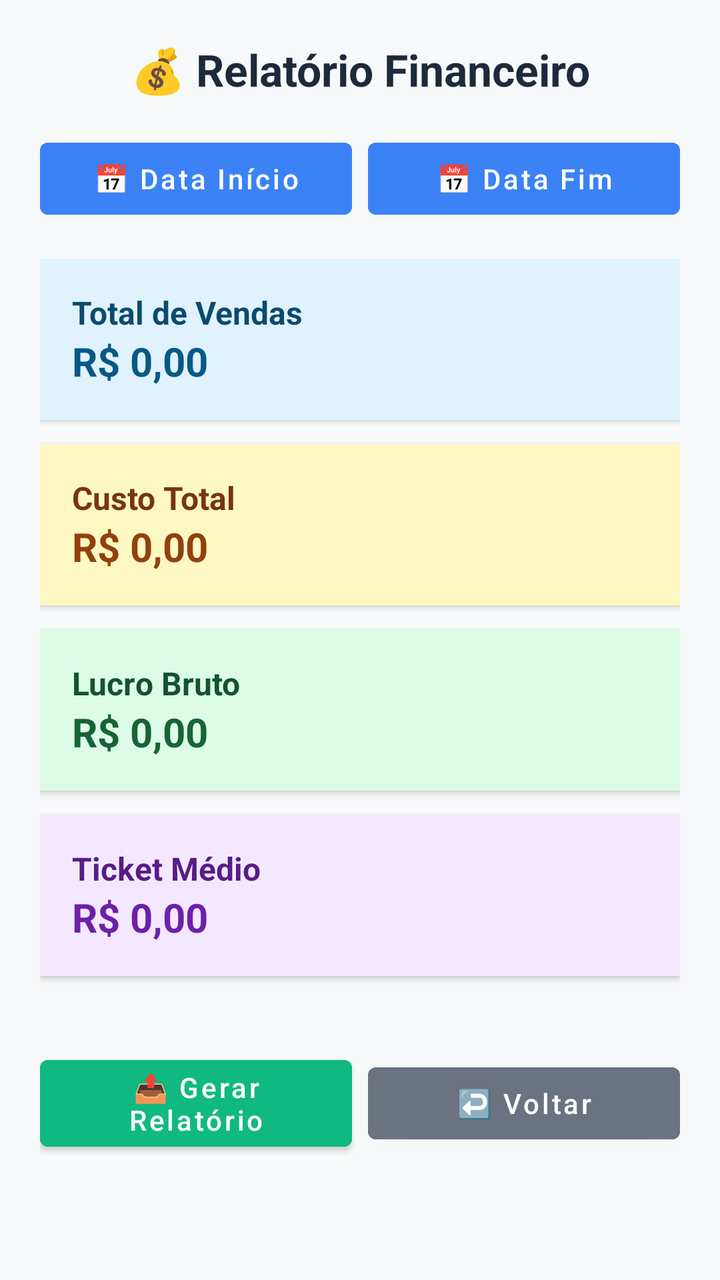
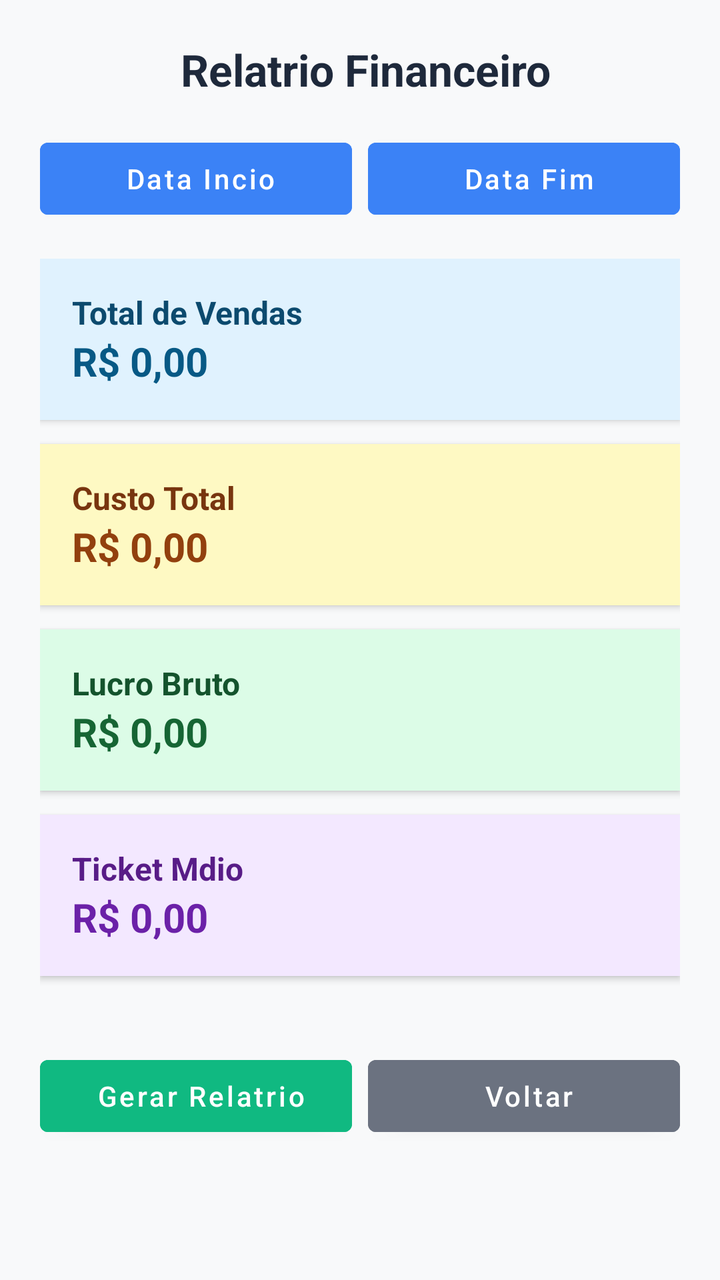

Two renders of the same Android screen: before a commit and after it. Below are the layout's source before the change and the commit's diff.
<!-- AndroidManifest.xml: activity theme Theme.COISABOA -->
<!-- res/layout/activity_financeiro.xml -->
<?xml version="1.0" encoding="utf-8"?>
<ScrollView xmlns:android="http://schemas.android.com/apk/res/android"
    android:layout_width="match_parent"
    android:layout_height="match_parent"
    android:background="#F8F9FA"
    android:padding="20dp">

    <LinearLayout
        android:layout_width="match_parent"
        android:layout_height="wrap_content"
        android:orientation="vertical"
        android:gravity="center_horizontal">

        
        <TextView
            android:id="@+id/tvTituloFinanceiro"
            android:layout_width="match_parent"
            android:layout_height="wrap_content"
            android:text="💰 Relatório Financeiro"
            android:textSize="22sp"
            android:textStyle="bold"
            android:textColor="#1E293B"
            android:gravity="center"
            android:paddingBottom="16dp" />

        
        <LinearLayout
            android:layout_width="match_parent"
            android:layout_height="wrap_content"
            android:orientation="horizontal"
            android:gravity="center"
            android:layout_marginBottom="16dp">

            <Button
                android:id="@+id/btnDataInicio"
                android:layout_width="0dp"
                android:layout_height="wrap_content"
                android:layout_weight="1"
                android:text="📅 Data Início"
                android:textAllCaps="false"
                android:backgroundTint="#3B82F6"
                android:textColor="#FFFFFF"
                android:layout_marginEnd="8dp" />

            <Button
                android:id="@+id/btnDataFim"
                android:layout_width="0dp"
                android:layout_height="wrap_content"
                android:layout_weight="1"
                android:text="📅 Data Fim"
                android:textAllCaps="false"
                android:backgroundTint="#3B82F6"
                android:textColor="#FFFFFF" />
        </LinearLayout>

        
        <ProgressBar
            android:id="@+id/progressBarFinanceiro"
            android:layout_width="wrap_content"
            android:layout_height="wrap_content"
            android:layout_gravity="center"
            android:indeterminate="true"
            android:visibility="gone"
            android:layout_marginBottom="16dp" />

        
        <LinearLayout
            android:layout_width="match_parent"
            android:layout_height="wrap_content"
            android:orientation="vertical"
            android:dividerPadding="8dp">

            
            <LinearLayout
                android:layout_width="match_parent"
                android:layout_height="wrap_content"
                android:orientation="vertical"
                android:background="#E0F2FE"
                android:padding="16dp"
                android:layout_marginBottom="12dp"
                android:elevation="2dp"
                android:gravity="center_vertical">

                <TextView
                    android:layout_width="wrap_content"
                    android:layout_height="wrap_content"
                    android:text="Total de Vendas"
                    android:textSize="16sp"
                    android:textStyle="bold"
                    android:textColor="#0C4A6E" />

                <TextView
                    android:id="@+id/tvTotalVendas"
                    android:layout_width="wrap_content"
                    android:layout_height="wrap_content"
                    android:text="R$ 0,00"
                    android:textSize="20sp"
                    android:textStyle="bold"
                    android:textColor="#075985" />
            </LinearLayout>

            
            <LinearLayout
                android:layout_width="match_parent"
                android:layout_height="wrap_content"
                android:orientation="vertical"
                android:background="#FEF9C3"
                android:padding="16dp"
                android:layout_marginBottom="12dp"
                android:elevation="2dp">

                <TextView
                    android:layout_width="wrap_content"
                    android:layout_height="wrap_content"
                    android:text="Custo Total"
                    android:textSize="16sp"
                    android:textStyle="bold"
                    android:textColor="#78350F" />

                <TextView
                    android:id="@+id/tvCustoTotal"
                    android:layout_width="wrap_content"
                    android:layout_height="wrap_content"
                    android:text="R$ 0,00"
                    android:textSize="20sp"
                    android:textStyle="bold"
                    android:textColor="#92400E" />
            </LinearLayout>

            
            <LinearLayout
                android:layout_width="match_parent"
                android:layout_height="wrap_content"
                android:orientation="vertical"
                android:background="#DCFCE7"
                android:padding="16dp"
                android:layout_marginBottom="12dp"
                android:elevation="2dp">

                <TextView
                    android:layout_width="wrap_content"
                    android:layout_height="wrap_content"
                    android:text="Lucro Bruto"
                    android:textSize="16sp"
                    android:textStyle="bold"
                    android:textColor="#14532D" />

                <TextView
                    android:id="@+id/tvLucroBruto"
                    android:layout_width="wrap_content"
                    android:layout_height="wrap_content"
                    android:text="R$ 0,00"
                    android:textSize="20sp"
                    android:textStyle="bold"
                    android:textColor="#166534" />
            </LinearLayout>

            
            <LinearLayout
                android:layout_width="match_parent"
                android:layout_height="wrap_content"
                android:orientation="vertical"
                android:background="#F3E8FF"
                android:padding="16dp"
                android:layout_marginBottom="12dp"
                android:elevation="2dp">

                <TextView
                    android:layout_width="wrap_content"
                    android:layout_height="wrap_content"
                    android:text="Ticket Médio"
                    android:textSize="16sp"
                    android:textStyle="bold"
                    android:textColor="#581C87" />

                <TextView
                    android:id="@+id/tvTicketMedio"
                    android:layout_width="wrap_content"
                    android:layout_height="wrap_content"
                    android:text="R$ 0,00"
                    android:textSize="20sp"
                    android:textStyle="bold"
                    android:textColor="#6B21A8" />
            </LinearLayout>
        </LinearLayout>

        
        <LinearLayout
            android:layout_width="match_parent"
            android:layout_height="wrap_content"
            android:orientation="horizontal"
            android:gravity="center"
            android:layout_marginTop="24dp">

            <Button
                android:id="@+id/btnGerarRelatorio"
                android:layout_width="0dp"
                android:layout_height="wrap_content"
                android:layout_weight="1"
                android:text="📤 Gerar Relatório"
                android:textAllCaps="false"
                android:backgroundTint="#10B981"
                android:textColor="#FFFFFF"
                android:layout_marginEnd="8dp" />

            <Button
                android:id="@+id/btnVoltar"
                android:layout_width="0dp"
                android:layout_height="wrap_content"
                android:layout_weight="1"
                android:text="↩️ Voltar"
                android:textAllCaps="false"
                android:backgroundTint="#6B7280"
                android:textColor="#FFFFFF" />
        </LinearLayout>

    </LinearLayout>
</ScrollView>
<!-- resources referenced by this layout -->
<resources>
  <style name="Theme.COISABOA" parent="Theme.MaterialComponents.DayNight.NoActionBar">
          <item name="colorPrimary">@color/purple_500</item>
          <item name="colorPrimaryVariant">@color/purple_700</item>
          <item name="colorSecondary">@color/teal_200</item>
          <item name="android:statusBarColor" tools:targetApi="l">?attr/colorPrimaryVariant</item>
      </style>
  <color name="purple_500">#6200EE</color>
  <color name="purple_700">#3700B3</color>
  <color name="teal_200">#03DAC5</color>
</resources>

<!-- the commit's change to res/layout/activity_financeiro.xml (unified diff, before → after) -->
@@ -16,7 +16,7 @@
             android:id="@+id/tvTituloFinanceiro"
             android:layout_width="match_parent"
             android:layout_height="wrap_content"
-            android:text="💰 Relatório Financeiro"
+            android:text=" Relatrio Financeiro"
             android:textSize="22sp"
             android:textStyle="bold"
             android:textColor="#1E293B"
@@ -36,7 +36,7 @@
                 android:layout_width="0dp"
                 android:layout_height="wrap_content"
                 android:layout_weight="1"
-                android:text="📅 Data Início"
+                android:text=" Data Incio"
                 android:textAllCaps="false"
                 android:backgroundTint="#3B82F6"
                 android:textColor="#FFFFFF"
@@ -47,7 +47,7 @@
                 android:layout_width="0dp"
                 android:layout_height="wrap_content"
                 android:layout_weight="1"
-                android:text="📅 Data Fim"
+                android:text=" Data Fim"
                 android:textAllCaps="false"
                 android:backgroundTint="#3B82F6"
                 android:textColor="#FFFFFF" />
@@ -168,7 +168,7 @@
                 <TextView
                     android:layout_width="wrap_content"
                     android:layout_height="wrap_content"
-                    android:text="Ticket Médio"
+                    android:text="Ticket Mdio"
                     android:textSize="16sp"
                     android:textStyle="bold"
                     android:textColor="#581C87" />
@@ -197,7 +197,7 @@
                 android:layout_width="0dp"
                 android:layout_height="wrap_content"
                 android:layout_weight="1"
-                android:text="📤 Gerar Relatório"
+                android:text=" Gerar Relatrio"
                 android:textAllCaps="false"
                 android:backgroundTint="#10B981"
                 android:textColor="#FFFFFF"
@@ -208,7 +208,7 @@
                 android:layout_width="0dp"
                 android:layout_height="wrap_content"
                 android:layout_weight="1"
-                android:text="↩️ Voltar"
+                android:text=" Voltar"
                 android:textAllCaps="false"
                 android:backgroundTint="#6B7280"
                 android:textColor="#FFFFFF" />
